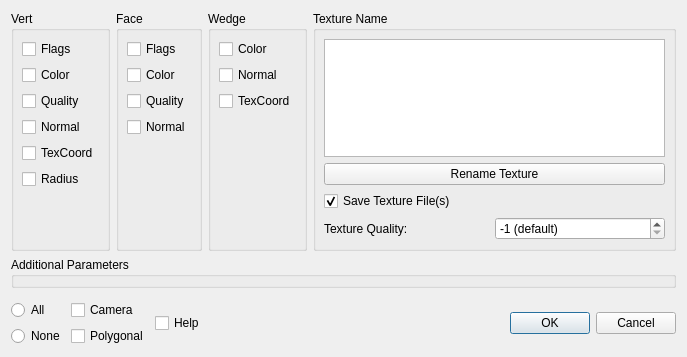
Before: the Qt Designer form src/meshlab/dialogs/save_mesh_attributes_dialog.ui in cnr-isti-vclab/meshlab, drawn with Qt 5.
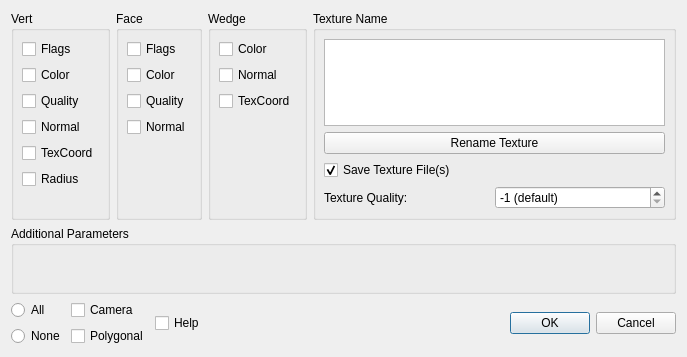
After: the same form once the commit is applied. Custom widgets are drawn as their Qt base class.

Commit message: using vertical scroll area in save dialog

Diff of the .ui file:
```diff
--- a/src/meshlab/dialogs/save_mesh_attributes_dialog.ui
+++ b/src/meshlab/dialogs/save_mesh_attributes_dialog.ui
@@ -306,15 +306,58 @@
     </layout>
    </item>
    <item>
-    <widget class="QGroupBox" name="saveParBox">
-     <property name="title">
-      <string>Additional Parameters</string>
+    <widget class="VerticalScrollArea" name="scrollArea">
+     <property name="frameShape">
+      <enum>QFrame::NoFrame</enum>
      </property>
+     <property name="frameShadow">
+      <enum>QFrame::Plain</enum>
+     </property>
+     <property name="widgetResizable">
+      <bool>true</bool>
+     </property>
+     <widget class="QWidget" name="scrollAreaWidgetContents">
+      <property name="geometry">
+       <rect>
+        <x>0</x>
+        <y>0</y>
+        <width>669</width>
+        <height>68</height>
+       </rect>
+      </property>
+      <layout class="QVBoxLayout" name="verticalLayout_4">
+       <property name="spacing">
+        <number>0</number>
+       </property>
+       <property name="leftMargin">
+        <number>0</number>
+       </property>
+       <property name="topMargin">
+        <number>0</number>
+       </property>
+       <property name="rightMargin">
+        <number>0</number>
+       </property>
+       <property name="bottomMargin">
+        <number>0</number>
+       </property>
+       <item>
+        <widget class="QGroupBox" name="saveParBox">
+         <property name="minimumSize">
+          <size>
+           <width>0</width>
+           <height>0</height>
+          </size>
+         </property>
+         <property name="title">
+          <string>Additional Parameters</string>
+         </property>
+        </widget>
+       </item>
+      </layout>
+     </widget>
     </widget>
    </item>
-   <item>
-    <widget class="QWidget" name="layoutWidget" native="true"/>
-   </item>
    <item>
     <layout class="QHBoxLayout" name="horizontalLayout">
      <item>
@@ -412,6 +455,14 @@
    </item>
   </layout>
  </widget>
+ <customwidgets>
+  <customwidget>
+   <class>VerticalScrollArea</class>
+   <extends>QScrollArea</extends>
+   <header>gui_utils/vertical_scroll_area.h</header>
+   <container>1</container>
+  </customwidget>
+ </customwidgets>
  <resources/>
  <connections>
   <connection>
```
The commit also changes 1 other file.
